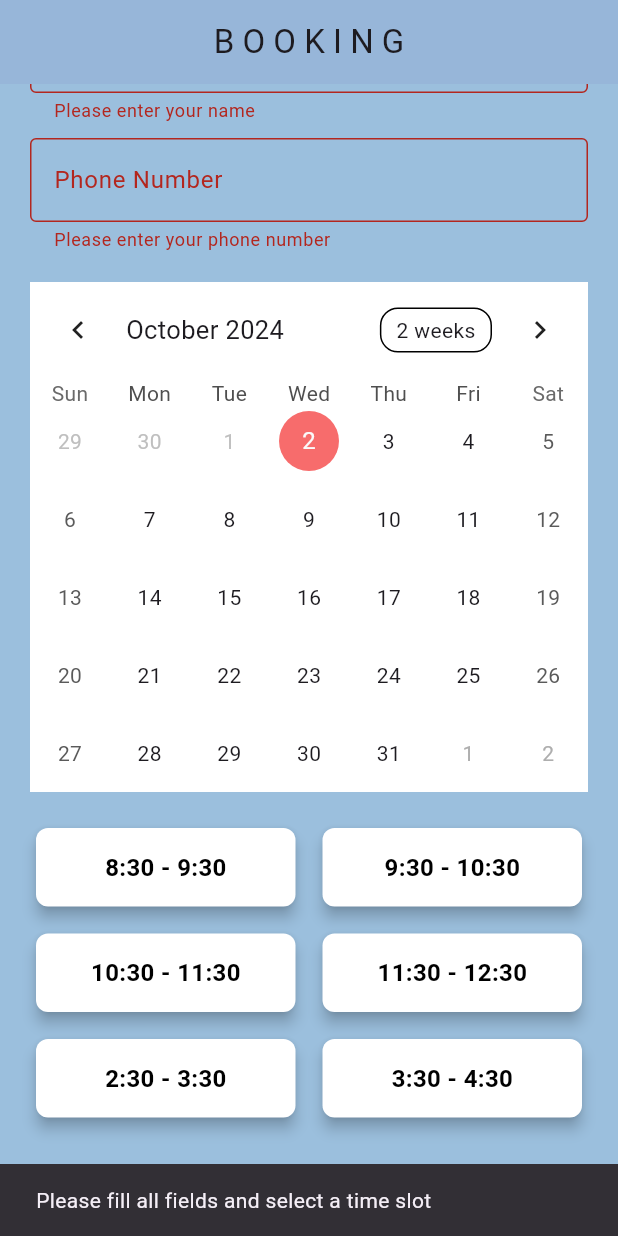
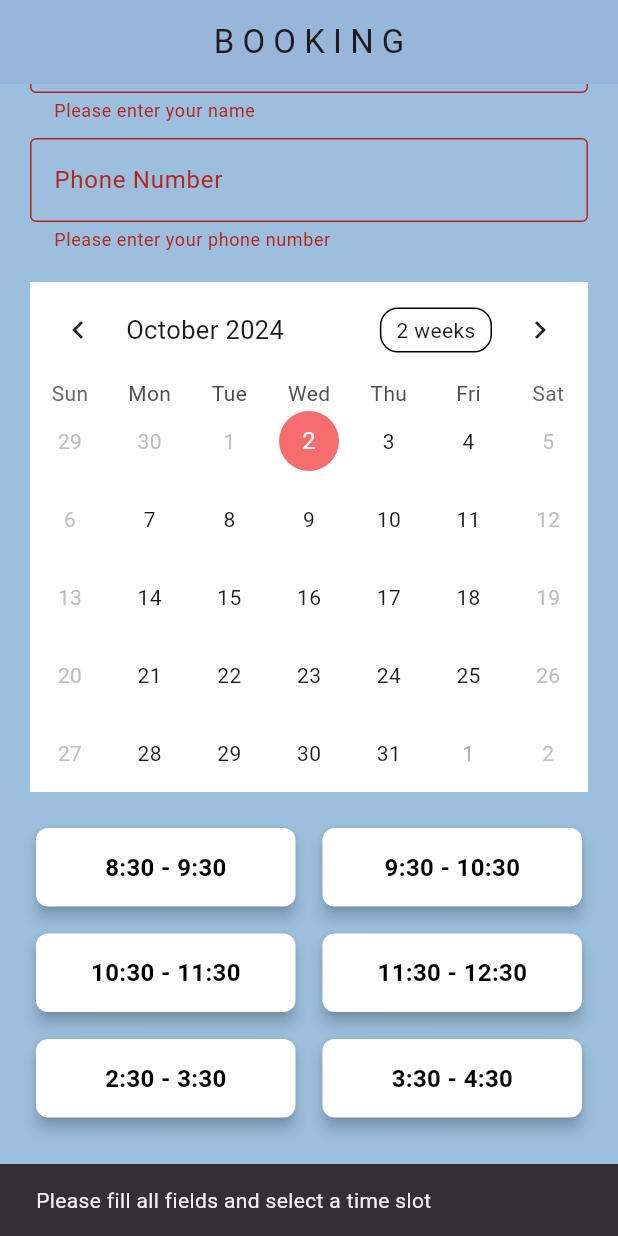
Before and after one commit to nabilahsaleh/student_mysiswa2, a Flutter app: the BookingWebPage screen opened directly, scrolled down 70 dp, after a tap on "BOOK", on a phone screen of 412 x 824 dp. Run offline on Flutter 3.47's test engine with Material 3 defaults, Android fonts, the light colour scheme and no system bars; drawn by our look-alikes of table_calendar; our stand-ins replace cloud_firestore, firebase_auth, firebase_core, google_sign_in; accounts and stored records are empty; statements that could not run were skipped.

Commit message:
Calender fix

```diff
--- a/lib/webpages/booking_webpage.dart
+++ b/lib/webpages/booking_webpage.dart
@@ -55,8 +55,7 @@ class _BookingWebPageState extends State<BookingWebPage> {
         'status': 'scheduled',
         'notification': 'no',
         'userId': currentUser.uid, // Include user ID
-        'created_at':
-            FieldValue.serverTimestamp(), // Add the created_at timestamp
+        'created_at': FieldValue.serverTimestamp(),
       };
 
       // Save booking to Firestore
@@ -239,6 +238,11 @@ class _BookingWebPageState extends State<BookingWebPage> {
                   _selectedDate = selectedDay;
                 });
               },
+              enabledDayPredicate: (day) {
+                // Disable weekends (Saturday and Sunday)
+                return day.weekday != DateTime.saturday &&
+                    day.weekday != DateTime.sunday;
+              },
               calendarStyle: const CalendarStyle(
                 todayDecoration: BoxDecoration(
                   color: Color(0xFFFFCBCB),
@@ -249,8 +253,7 @@ class _BookingWebPageState extends State<BookingWebPage> {
                   shape: BoxShape.circle,
                 ),
               ),
-          ),
-        ),
+            )),
       ),
       if (!isSmallScreen) const SizedBox(width: 20),
 
```
Lines whose indentation alone changed are shown as unchanged.
